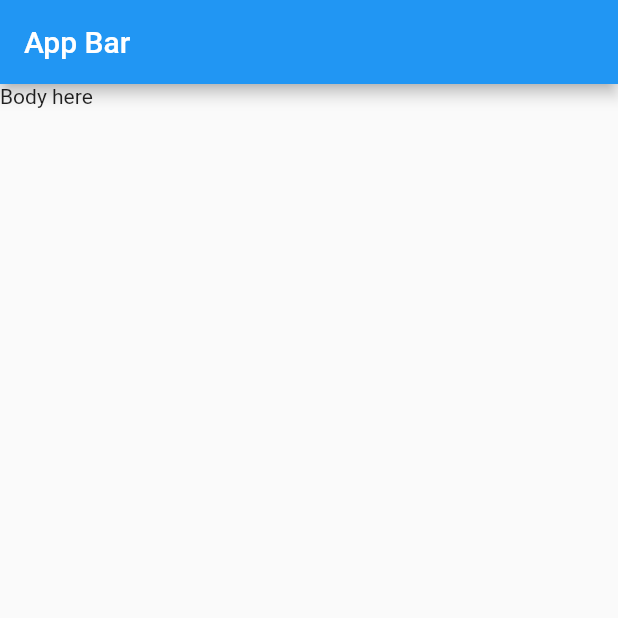
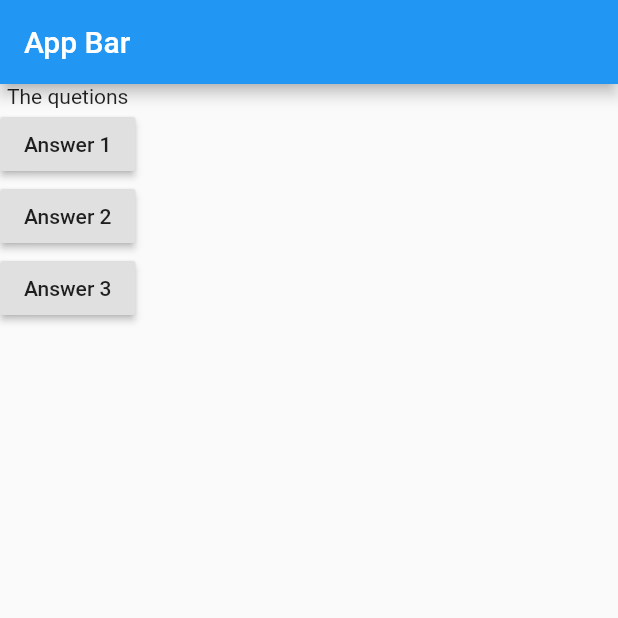
Before and after one commit to manoj1995madushanka/flutter_quiz_app, a Flutter app: the screen it shows after launch, on a phone screen of 412 x 824 dp, the top half of it. Run offline on Flutter 3.47's test engine with Material 2 defaults, Android fonts, the phone set to English and light mode, and no system bars.

Commit message:
use Raised buttons

```diff
--- a/lib/main.dart
+++ b/lib/main.dart
@@ -18,12 +18,26 @@ void main() {
 class MyApp extends StatelessWidget {
   @override
   Widget build(BuildContext context) {
+    var quetions = [
+      'what\'s your favourite color?',
+      'what\'s your favourite animal?'
+    ];
+
+    void answerQuestion() {
+      print("answer pressed");
+    }
+
     return MaterialApp(
       home: Scaffold(
         appBar: AppBar(
           title: Text("App Bar"),
         ),
-        body: Text("Body here"),
+        body: Column(children: [
+          Text("The quetions"),
+          RaisedButton(child: Text("Answer 1"), onPressed: answerQuestion),
+          RaisedButton(child: Text("Answer 2"), onPressed: answerQuestion),
+          RaisedButton(child: Text("Answer 3"), onPressed: answerQuestion),
+        ]),
       ),
     );
 
```
